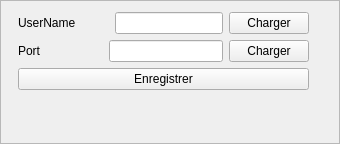
Qt form optionswindow.ui (Sryther/mini-chat) before a commit.
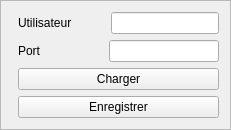
The same form after that commit.

Commit message: Finition optionWindow

The edit to the form file:
```diff
--- a/optionswindow.ui
+++ b/optionswindow.ui
@@ -6,8 +6,8 @@
    <rect>
     <x>0</x>
     <y>0</y>
-    <width>340</width>
-    <height>144</height>
+    <width>262</width>
+    <height>136</height>
    </rect>
   </property>
   <property name="windowTitle">
@@ -20,23 +20,29 @@
    <enum>QFrame::Raised</enum>
   </property>
   <layout class="QFormLayout" name="formLayout_2">
+   <property name="sizeConstraint">
+    <enum>QLayout::SetFixedSize</enum>
+   </property>
    <item row="0" column="0">
     <layout class="QFormLayout" name="formLayout">
+     <property name="sizeConstraint">
+      <enum>QLayout::SetFixedSize</enum>
+     </property>
      <property name="fieldGrowthPolicy">
       <enum>QFormLayout::AllNonFixedFieldsGrow</enum>
      </property>
      <property name="labelAlignment">
-      <set>Qt::AlignJustify|Qt::AlignVCenter</set>
+      <set>Qt::AlignLeading|Qt::AlignLeft|Qt::AlignVCenter</set>
      </property>
      <property name="formAlignment">
-      <set>Qt::AlignJustify|Qt::AlignTop</set>
+      <set>Qt::AlignLeading|Qt::AlignLeft|Qt::AlignTop</set>
      </property>
      <item row="1" column="1">
       <layout class="QHBoxLayout" name="horizontalLayout">
        <item>
         <widget class="QLabel" name="label">
          <property name="text">
-          <string>UserName</string>
+          <string>Utilisateur</string>
          </property>
         </widget>
        </item>
@@ -59,13 +65,6 @@
        <item>
         <widget class="QLineEdit" name="lineEdit"/>
        </item>
-       <item>
-        <widget class="QPushButton" name="pushButton">
-         <property name="text">
-          <string>Charger</string>
-         </property>
-        </widget>
-       </item>
       </layout>
      </item>
      <item row="2" column="1">
@@ -96,22 +95,22 @@
        <item>
         <widget class="QLineEdit" name="lineEdit_2"/>
        </item>
-       <item>
-        <widget class="QPushButton" name="pushButton_2">
-         <property name="text">
-          <string>Charger</string>
-         </property>
-        </widget>
-       </item>
       </layout>
      </item>
-     <item row="3" column="1">
-      <widget class="QPushButton" name="pushButton_3">
+     <item row="4" column="1">
+      <widget class="QPushButton" name="saveButton">
        <property name="text">
         <string>Enregistrer</string>
        </property>
       </widget>
      </item>
+     <item row="3" column="1">
+      <widget class="QPushButton" name="loadButton">
+       <property name="text">
+        <string>Charger</string>
+       </property>
+      </widget>
+     </item>
     </layout>
    </item>
   </layout>
```
